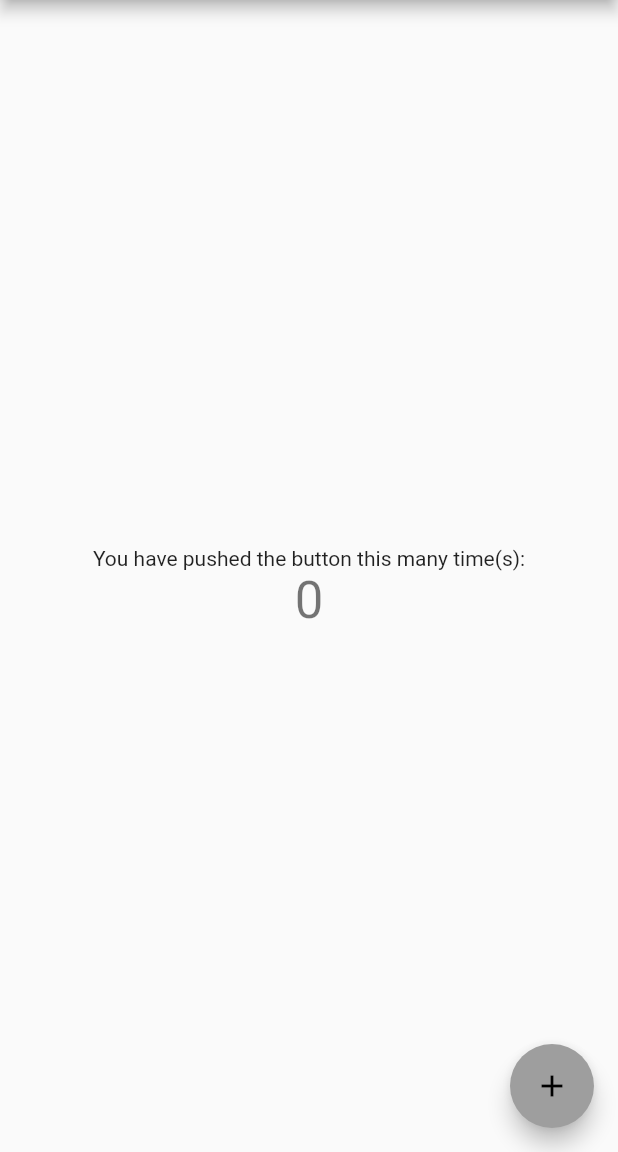
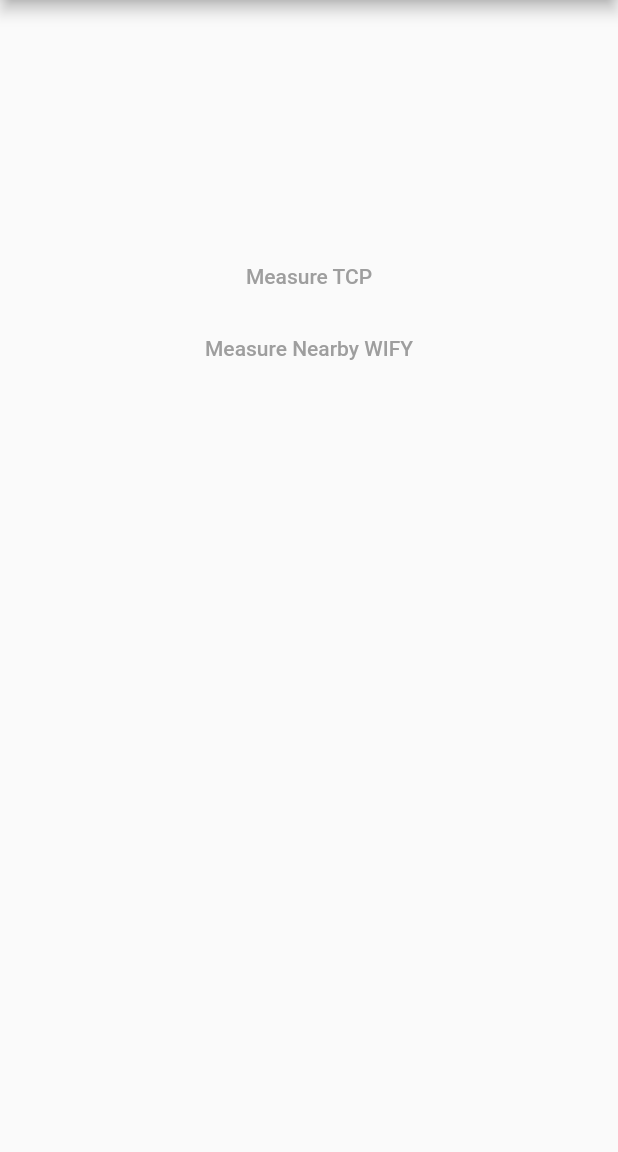
Before and after one commit to EasiCode/Client_app, a Flutter app: the screen it shows after launch, on a phone screen of 412 x 824 dp, the part 84-1236 px from its top. Run offline on Flutter 3.47's test engine with Material 2 defaults, Android fonts, the phone set to English and light mode, and no system bars; our stand-ins replace device_info, shared_preferences; missing offline and left inert: bonsoir, flutter_nearby_connections; statements that could not run were skipped.

Commit message:
Log data to screen

```diff
--- a/lib/main.dart
+++ b/lib/main.dart
@@ -1,3 +1,4 @@
+import 'dart:async';
 import 'dart:developer';
 import 'dart:io';
 
@@ -46,7 +47,8 @@ class _MyHomePageState extends State<MyHomePage> {
   late Client _client;
   late MeasurementHttpServer _measurementHttpServer;
   final _nearbyClient = NearbyClient();
-  Measurement? _measurement;
+  Measurement? _tcpMeasurments;
+  Measurement? _nearbyMeasurments;
   // ...........................................................................
   @override
   void initState() {
@@ -55,16 +57,7 @@ class _MyHomePageState extends State<MyHomePage> {
     _initSharedPreferences();
     _initIpAddresses();
     _initMeasurementServer();
-
-    // Init Bonjour Discovery
-    _initDiscovery((ip, port) async {
-      await _initClient(ip, port);
-      _measurement = Measurement(
-        sendData: (data) {
-          return _client.sendBytes(data.asByteData());
-        },
-      );
-    });
+    _initTcpConnection();
   }
 
   // ...........................................................................
@@ -74,11 +67,25 @@ class _MyHomePageState extends State<MyHomePage> {
   }
 
   // ...........................................................................
+  _initTcpConnection() {
+    // Init Bonjour Discovery
+    _initDiscovery((ip, port) async {
+      await _initClient(ip, port);
+      _tcpMeasurments = Measurement(
+        sendData: (data) {
+          return _client.sendBytes(data.asByteData());
+        },
+        log: log,
+      );
+    });
+  }
+
+  // ...........................................................................
   _initMeasurementServer() {
     _measurementHttpServer = MeasurementHttpServer(
         fileName: 'Measurment1.csv',
         measurmentData: () {
-          final data = _measurement?.resultCsv ??
+          final data = _tcpMeasurments?.resultCsv ??
               _sharedPreferences?.getString('measurements.csv') ??
               'No measurments available';
 
@@ -112,30 +119,14 @@ class _MyHomePageState extends State<MyHomePage> {
   }
 
   // ...........................................................................
-  int _counter = 0;
+  final log = StreamController<String>.broadcast();
 
   // ...........................................................................
   _initClient(String ip, int port) async {
-    _client = Client(ip, port);
+    _client = Client(ip, port, log);
     await _client.init();
 
-    _client.receiveData.listen((serverResponse) {
-      final nom1 = int.parse(serverResponse);
-      setState(() {
-        _counter = nom1;
-      });
-    });
-  }
-
-  void _incrementCounter() {
-    _measurement?.run();
-
-    setState(() {
-      _counter++;
-      //send data to client
-      // _client.sendMessage('$_counter');
-      _nearbyClient.sendMessage('Hello World!');
-    });
+    _client.receiveData.listen((serverResponse) {});
   }
 
   String _ipAddresses = '';
@@ -153,6 +144,14 @@ class _MyHomePageState extends State<MyHomePage> {
     });
   }
 
+  _startTcpMeasurements() {
+    _tcpMeasurments?.run();
+  }
+
+  _startNearbyMeasurements() {
+    _tcpMeasurments?.run();
+  }
+
   @override
   Widget build(BuildContext context) {
     return Scaffold(
@@ -163,22 +162,36 @@ class _MyHomePageState extends State<MyHomePage> {
         child: Column(
           mainAxisAlignment: MainAxisAlignment.center,
           children: <Widget>[
+            const Spacer(
+              flex: 1,
+            ),
+            TextButton(
+              child: const Text('Measure TCP'),
+              onPressed: () => _startTcpMeasurements(),
+            ),
+            TextButton(
+              child: const Text('Measure Nearby WIFY'),
+              onPressed: () => _startNearbyMeasurements(),
+            ),
+            const Spacer(
+              flex: 1,
+            ),
             Text(_ipAddresses),
-            const Text(
-              'You have pushed the button this many time(s):',
+            const Spacer(
+              flex: 1,
             ),
-            Text(
-              '$_counter',
-              style: Theme.of(context).textTheme.headline4,
+            StreamBuilder<String>(
+              stream: log.stream,
+              builder: (context, snapshot) {
+                return Text(snapshot.data ?? '');
+              },
+            ),
+            const Spacer(
+              flex: 1,
             ),
           ],
         ),
       ),
-      floatingActionButton: FloatingActionButton(
-        onPressed: _incrementCounter,
-        tooltip: 'Increment',
-        child: const Icon(Icons.add),
-      ),
     );
   }
 }
--- a/lib/measurement.dart
+++ b/lib/measurement.dart
@@ -1,17 +1,19 @@
 // ignore_for_file: avoid_print
 
+import 'dart:async';
 import 'dart:typed_data';
 
 import 'package:flutter/foundation.dart';
 import 'package:shared_preferences/shared_preferences.dart';
 
 class Measurement {
-  Measurement({required this.sendData});
+  Measurement({required this.sendData, this.log});
 
   Future<void> Function(ByteBuffer) sendData;
 
   // ...........................................................................
-  final maxNumMeasurements = 10;
+  final maxNumMeasurements = 30;
+  final StreamController<String>? log;
 
   // ...........................................................................
   static const twoBytes = 2;
@@ -28,7 +30,7 @@ class Measurement {
       _initResultArray(packageSize);
 
       if (kDebugMode) {
-        print('Measuring data for packageSize $packageSize ...');
+        log?.add('Measuring data for packageSize $packageSize ...');
       }
 
       for (var iteration = 0; iteration < maxNumMeasurements; iteration++) {
@@ -40,11 +42,9 @@ class Measurement {
       }
     }
 
-    if (kDebugMode) {
-      print('Done.');
-    }
-
+    log?.add('Exporting Measurement Results');
     _exportMeasuredResults();
+    log?.add('Done.');
   }
 
   // ...........................................................................
@@ -89,13 +89,13 @@ class Measurement {
   // ...........................................................................
   Future<void> _sendDataToServer() async {
     final buf = _buffer!.buffer;
-    print('Sending buffer of size ${buf.lengthInBytes}...');
+    log?.add('Sending buffer of size ${buf.lengthInBytes}...');
     await sendData(buf);
   }
 
   // ...........................................................................
   void _stopTimeMeasurement() {
-    print('Stop time measurement ...');
+    log?.add('Stop time measurement ...');
     _stopWatch.stop();
   }
 
@@ -150,7 +150,7 @@ class Measurement {
 
       csv += "$numOfIterations";
       csv += ",";
-      print("Num: $numOfIterations");
+      log?.add("Num: $numOfIterations");
 
       for (var packetSize in packageSizes) {
         var size = packetSize;
@@ -161,7 +161,7 @@ class Measurement {
           csv += ",";
         }
 
-        print("$size: $times");
+        log?.add("$size: $times");
       }
       csv += "\n";
     }
```
Also changed, not shown: lib/tcp_client.dart (+7 -6 lines).
